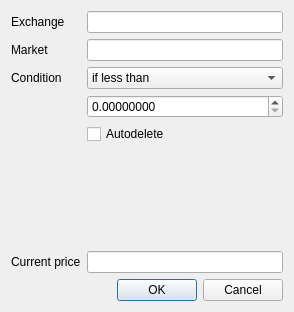
Before: the Qt Designer form ui/dialog_alarm.ui in katmai1/qtradingview, drawn with Qt 5.
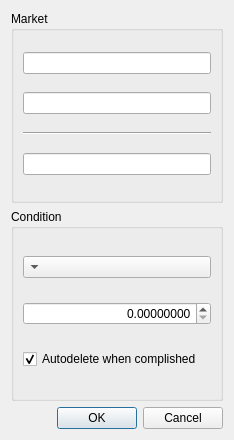
After: the same form once the commit is applied. Icons and pictures are not drawn.

```diff
--- a/ui/dialog_alarm.ui
+++ b/ui/dialog_alarm.ui
@@ -9,8 +9,8 @@
    <rect>
     <x>0</x>
     <y>0</y>
-    <width>294</width>
-    <height>312</height>
+    <width>234</width>
+    <height>440</height>
    </rect>
   </property>
   <property name="sizePolicy">
@@ -31,176 +31,134 @@
   </property>
   <layout class="QVBoxLayout" name="verticalLayout">
    <item>
-    <layout class="QFormLayout" name="formLayout">
-     <property name="labelAlignment">
-      <set>Qt::AlignLeading|Qt::AlignLeft|Qt::AlignVCenter</set>
-     </property>
-     <property name="formAlignment">
-      <set>Qt::AlignRight|Qt::AlignTop|Qt::AlignTrailing</set>
-     </property>
-     <item row="0" column="0">
-      <widget class="QLabel" name="label">
-       <property name="sizePolicy">
-        <sizepolicy hsizetype="Expanding" vsizetype="Preferred">
-         <horstretch>0</horstretch>
-         <verstretch>0</verstretch>
-        </sizepolicy>
-       </property>
-       <property name="locale">
-        <locale language="English" country="UnitedStates"/>
-       </property>
-       <property name="frameShape">
-        <enum>QFrame::NoFrame</enum>
-       </property>
-       <property name="frameShadow">
-        <enum>QFrame::Plain</enum>
-       </property>
-       <property name="text">
-        <string>Exchange</string>
-       </property>
-       <property name="scaledContents">
-        <bool>true</bool>
-       </property>
-       <property name="alignment">
-        <set>Qt::AlignLeading|Qt::AlignLeft|Qt::AlignVCenter</set>
-       </property>
-      </widget>
-     </item>
-     <item row="0" column="1">
-      <widget class="QLineEdit" name="ed_exchange">
-       <property name="sizePolicy">
-        <sizepolicy hsizetype="Expanding" vsizetype="Fixed">
-         <horstretch>0</horstretch>
-         <verstretch>0</verstretch>
-        </sizepolicy>
-       </property>
-       <property name="locale">
-        <locale language="English" country="UnitedStates"/>
-       </property>
-       <property name="alignment">
-        <set>Qt::AlignCenter</set>
-       </property>
-       <property name="readOnly">
-        <bool>true</bool>
-       </property>
-      </widget>
-     </item>
-     <item row="1" column="0">
-      <widget class="QLabel" name="label_2">
-       <property name="locale">
-        <locale language="English" country="UnitedStates"/>
-       </property>
-       <property name="text">
+    <widget class="QGroupBox" name="group_info">
+     <property name="title">
         <string>Market</string>
        </property>
-      </widget>
-     </item>
-     <item row="1" column="1">
+     <property name="flat">
+      <bool>true</bool>
+     </property>
+     <layout class="QVBoxLayout" name="verticalLayout_3">
+      <item>
+       <widget class="QLineEdit" name="ed_exchange">
+        <property name="sizePolicy">
+         <sizepolicy hsizetype="Expanding" vsizetype="Fixed">
+          <horstretch>0</horstretch>
+          <verstretch>0</verstretch>
+         </sizepolicy>
+        </property>
+        <property name="locale">
+         <locale language="English" country="UnitedStates"/>
+        </property>
+        <property name="alignment">
+         <set>Qt::AlignRight|Qt::AlignTrailing|Qt::AlignVCenter</set>
+        </property>
+        <property name="readOnly">
+         <bool>true</bool>
+        </property>
+       </widget>
+      </item>
+      <item>
       <widget class="QLineEdit" name="ed_market">
        <property name="locale">
         <locale language="English" country="UnitedStates"/>
        </property>
        <property name="alignment">
-        <set>Qt::AlignCenter</set>
+         <set>Qt::AlignRight|Qt::AlignTrailing|Qt::AlignVCenter</set>
        </property>
        <property name="readOnly">
         <bool>true</bool>
        </property>
       </widget>
      </item>
-     <item row="2" column="0">
-      <widget class="QLabel" name="label_4">
-       <property name="locale">
-        <locale language="English" country="UnitedStates"/>
-       </property>
-       <property name="text">
-        <string>Condition</string>
-       </property>
-      </widget>
-     </item>
-     <item row="5" column="0">
-      <spacer name="verticalSpacer">
-       <property name="locale">
-        <locale language="English" country="UnitedStates"/>
-       </property>
+      <item>
+       <widget class="Line" name="line_2">
        <property name="orientation">
-        <enum>Qt::Vertical</enum>
-       </property>
-       <property name="sizeHint" stdset="0">
-        <size>
-         <width>20</width>
-         <height>40</height>
-        </size>
-       </property>
-      </spacer>
-     </item>
-     <item row="6" column="0">
-      <widget class="QLabel" name="label_3">
-       <property name="locale">
-        <locale language="English" country="UnitedStates"/>
-       </property>
-       <property name="text">
-        <string>Current price</string>
+         <enum>Qt::Horizontal</enum>
        </property>
       </widget>
      </item>
-     <item row="6" column="1">
-      <widget class="QLineEdit" name="ed_currentPrice">
-       <property name="locale">
-        <locale language="English" country="UnitedStates"/>
+      <item>
+       <widget class="QLineEdit" name="ed_lastPrice">
+        <property name="toolTip">
+         <string>Show last price of this market</string>
        </property>
        <property name="alignment">
-        <set>Qt::AlignCenter</set>
+         <set>Qt::AlignRight|Qt::AlignTrailing|Qt::AlignVCenter</set>
        </property>
        <property name="readOnly">
         <bool>true</bool>
        </property>
       </widget>
      </item>
-     <item row="4" column="1">
-      <widget class="QCheckBox" name="check_autodelete">
-       <property name="locale">
-        <locale language="English" country="UnitedStates"/>
-       </property>
-       <property name="text">
-        <string>Autodelete</string>
-       </property>
-      </widget>
-     </item>
-     <item row="2" column="1">
-      <widget class="QComboBox" name="combo_condition">
+     </layout>
+    </widget>
+   </item>
+   <item>
+    <widget class="QGroupBox" name="group_condition">
+     <property name="title">
+      <string>Condition</string>
+     </property>
+     <property name="flat">
+      <bool>false</bool>
+     </property>
+     <layout class="QVBoxLayout" name="verticalLayout_2">
+      <item>
+       <widget class="QComboBox" name="cb_condition">
        <property name="sizePolicy">
         <sizepolicy hsizetype="Expanding" vsizetype="Fixed">
          <horstretch>0</horstretch>
          <verstretch>0</verstretch>
         </sizepolicy>
        </property>
+        <property name="layoutDirection">
+         <enum>Qt::RightToLeft</enum>
+        </property>
        <property name="locale">
         <locale language="English" country="UnitedStates"/>
        </property>
-       <item>
-        <property name="text">
-         <string>if less than</string>
-        </property>
-       </item>
-       <item>
-        <property name="text">
-         <string>if great than</string>
-        </property>
-       </item>
-      </widget>
-     </item>
-     <item row="3" column="1">
+       </widget>
+      </item>
+      <item>
       <widget class="QDoubleSpinBox" name="spin_price">
+        <property name="sizePolicy">
+         <sizepolicy hsizetype="Expanding" vsizetype="Fixed">
+          <horstretch>0</horstretch>
+          <verstretch>0</verstretch>
+         </sizepolicy>
+        </property>
        <property name="locale">
         <locale language="English" country="UnitedStates"/>
        </property>
+        <property name="alignment">
+         <set>Qt::AlignRight|Qt::AlignTrailing|Qt::AlignVCenter</set>
+        </property>
+        <property name="buttonSymbols">
+         <enum>QAbstractSpinBox::UpDownArrows</enum>
+        </property>
        <property name="decimals">
         <number>8</number>
        </property>
       </widget>
      </item>
-    </layout>
+      <item>
+       <widget class="QCheckBox" name="ck_autodelete">
+        <property name="layoutDirection">
+         <enum>Qt::LeftToRight</enum>
+        </property>
+        <property name="locale">
+         <locale language="English" country="UnitedStates"/>
+        </property>
+        <property name="text">
+         <string>Autodelete when complished</string>
+        </property>
+        <property name="checked">
+         <bool>true</bool>
+        </property>
+       </widget>
+      </item>
+     </layout>
+    </widget>
    </item>
    <item>
     <widget class="QDialogButtonBox" name="buttonBox">
```
Left out of the diff: 2 changed lines with no effect on the pictures. Lines whose indentation alone changed are shown as unchanged.
